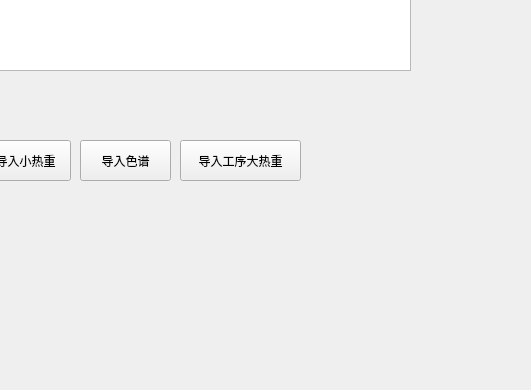
yan134121/TobaccoAnalysis, file src/src/gui/views/singlematerialdatawidget.ui: the form before one commit; both pictures show x 260 to 791 and y 300 to 690 of the 1097 by 690 pixel window.
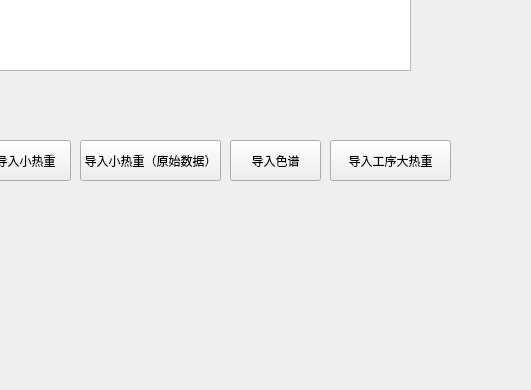
The form after the commit.

Commit message: Add small TG raw data workflow

Patch:
```diff
--- a/src/src/gui/views/singlematerialdatawidget.ui
+++ b/src/src/gui/views/singlematerialdatawidget.ui
@@ -346,11 +346,24 @@
     <string>导入小热重</string>
    </property>
   </widget>
-  <widget class="QPushButton" name="importChromatographDataButton">
+  <widget class="QPushButton" name="importTgSmallRawDataButton">
    <property name="geometry">
     <rect>
      <x>340</x>
      <y>440</y>
+     <width>141</width>
+     <height>41</height>
+    </rect>
+   </property>
+   <property name="text">
+    <string>导入小热重（原始数据）</string>
+   </property>
+  </widget>
+  <widget class="QPushButton" name="importChromatographDataButton">
+   <property name="geometry">
+    <rect>
+     <x>490</x>
+     <y>440</y>
      <width>91</width>
      <height>41</height>
     </rect>
@@ -362,7 +375,7 @@
   <widget class="QPushButton" name="importProcessTgBigDataButton">
    <property name="geometry">
     <rect>
-     <x>440</x>
+     <x>590</x>
      <y>440</y>
      <width>121</width>
      <height>41</height>
```
Left out of the diff: 1 changed line with no effect on the pictures. The commit also changes 27 other files.
